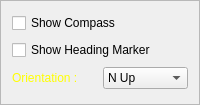
This is RadarArmed2020/framecontrol3.ui in MiftahSalam/Radar-Armed-2020 as Qt 5 draws it before an edit. The edited form follows.
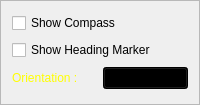
This is the edited form.

Commit message: change background color of combobox and tabwidget, debuging arpa, implementation of 3 guardzone

Patch:
```diff
--- a/RadarArmed2020/framecontrol3.ui
+++ b/RadarArmed2020/framecontrol3.ui
@@ -48,6 +48,9 @@
      </item>
      <item>
       <widget class="QComboBox" name="comboBoxMotion">
+       <property name="styleSheet">
+        <string notr="true">background-color: black;</string>
+       </property>
        <item>
         <property name="text">
          <string>N Up</string>
```
The commit also changes 15 other files.
